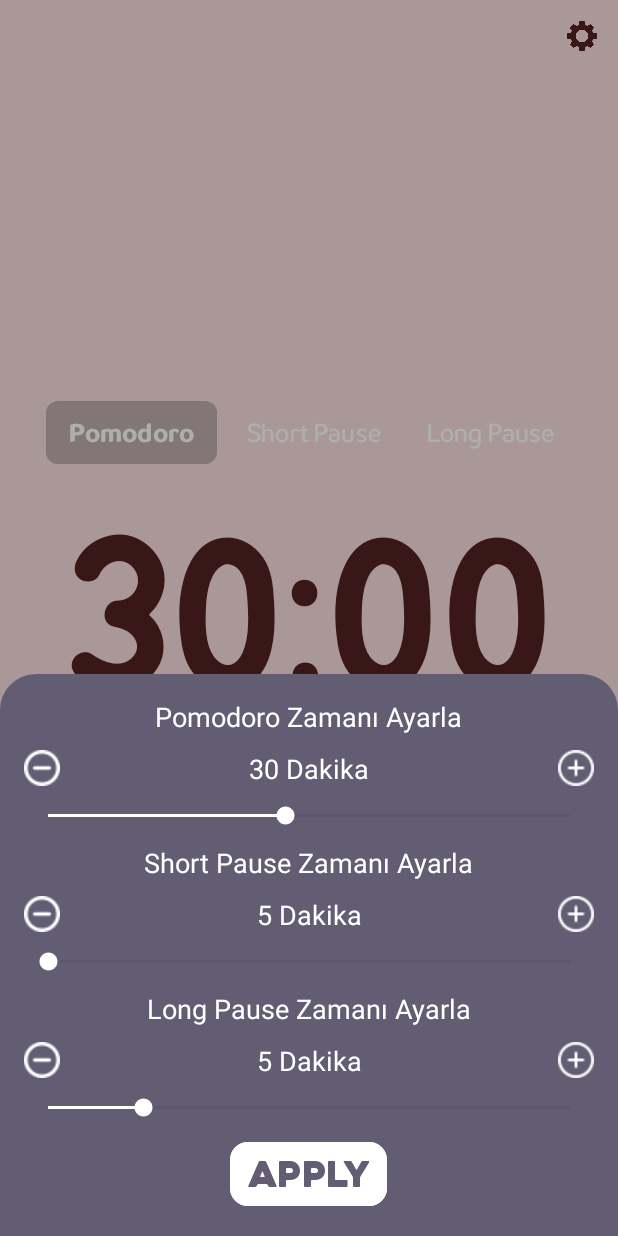
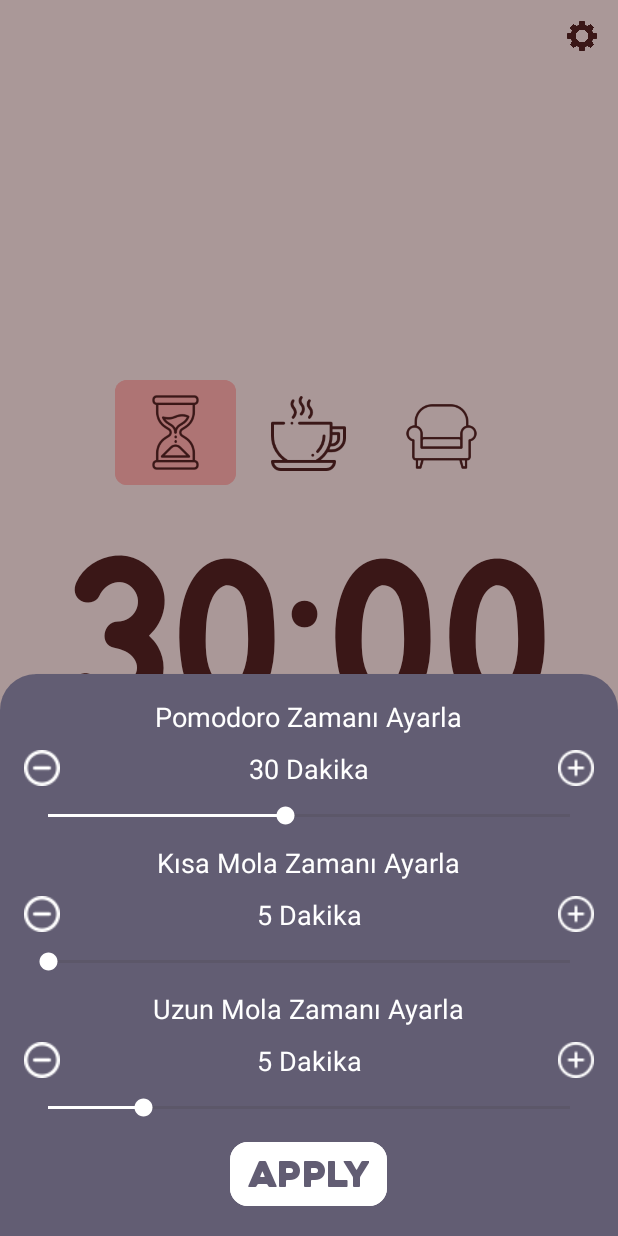
Before and after one commit to mlhakyz/pomodoro, an Android app: the screen it shows after launch (MainActivity), after a tap on an icon or button, on a phone screen of 412 x 824 dp. Run offline under Robolectric (Android 15) with nearby library versions, the light colour scheme and no system bars.

Commit message:
Icons have been added to the Pomodoro, Short, and Long buttons.

```diff
--- a/app/src/main/java/com/mlhakyz/pomodoro/MainActivity.kt
+++ b/app/src/main/java/com/mlhakyz/pomodoro/MainActivity.kt
@@ -132,7 +132,6 @@ private fun setTimerProperties(btn: View, timeText: String, restartControl: Stri
 
     timer?.cancel()
     timeLeftInMillis = 0
-        btn.setBackgroundColor(resources.getColor(Colors.buttonShadowColor))
 
     binding.timeText.text = timeText
     this.restartControl = restartControl
@@ -145,22 +144,28 @@ private fun setTimerProperties(btn: View, timeText: String, restartControl: Stri
     binding.startPauseBtn.iconTint = ColorStateList.valueOf(ContextCompat.getColor(this, startBtnIconColor))
     binding.refreshBtn.backgroundTintList = ColorStateList.valueOf(ContextCompat.getColor(this, refreshBtnColor))
     binding.refreshBtn.iconTint = ColorStateList.valueOf(ContextCompat.getColor(this, refreshBtnIconColor))
-
+    binding.pomodoroBtn.iconTint = ColorStateList.valueOf(ContextCompat.getColor(this,timeTextColor))
+    binding.shortPauseBtn.iconTint = ColorStateList.valueOf(ContextCompat.getColor(this,timeTextColor))
+    binding.longPauseBtn.iconTint = ColorStateList.valueOf(ContextCompat.getColor(this,timeTextColor))
     val selectedButton = when (btn) {
         binding.pomodoroBtn -> {
+            println("burası çalıştı")
             binding.pomodoroBtn.typeface = lftBoldFont
+            binding.pomodoroBtn.setBackgroundColor(getColor(Colors.pomodoroStartButtonColor))
             binding.shortPauseBtn.setBackgroundColor(getColor(Colors.pomodoroColor))
             binding.longPauseBtn.setBackgroundColor(getColor(Colors.pomodoroColor))
             lftMediumFont to listOf(binding.shortPauseBtn, binding.longPauseBtn)
         }
         binding.shortPauseBtn -> {
             binding.shortPauseBtn.typeface = lftBoldFont
+            binding.shortPauseBtn.setBackgroundColor(getColor(Colors.shortStartButtonColor))
             binding.pomodoroBtn.setBackgroundColor(getColor(Colors.shortPauseColor))
             binding.longPauseBtn.setBackgroundColor(getColor(Colors.shortPauseColor))
             lftMediumFont to listOf(binding.pomodoroBtn, binding.longPauseBtn)
         }
         else -> {
             binding.longPauseBtn.typeface = lftBoldFont
+            binding.longPauseBtn.setBackgroundColor(getColor(Colors.longStartButtonColor))
             binding.pomodoroBtn.setBackgroundColor(getColor(Colors.longPauseColor))
             binding.shortPauseBtn.setBackgroundColor(getColor(Colors.longPauseColor))
             lftMediumFont to listOf(binding.pomodoroBtn, binding.shortPauseBtn)
--- a/app/src/main/res/layout/activity_main.xml
+++ b/app/src/main/res/layout/activity_main.xml
@@ -53,17 +53,16 @@
 
             <com.google.android.material.button.MaterialButton
                 android:id="@+id/pomodoroBtn"
-                style="?attr/materialIconButtonFilledTonalStyle"
+                style="?attr/materialIconButtonOutlinedStyle"
                 android:layout_width="wrap_content"
                 android:layout_height="wrap_content"
-                android:backgroundTint="@color/golge"
-                android:fontFamily="@font/ltfbold"
+                android:backgroundTint="@color/pomodoroStartButtonColor"
+                app:icon="@drawable/timer"
+                app:iconTint="@color/pomodoroTimeTextColor"
+                app:iconSize="50dp"
                 android:onClick="pomodoroOnClick"
                 android:paddingLeft="15dp"
                 android:paddingRight="15dp"
-                android:text="Pomodoro"
-                android:textColor="@color/white"
-                android:textSize="17sp"
                 app:shapeAppearance="@style/ShapeAppearance.Material3.Corner.Small"
                 app:strokeWidth="0dp"
                 tools:layout_editor_absoluteX="11dp"
@@ -71,16 +70,16 @@
 
             <com.google.android.material.button.MaterialButton
                 android:id="@+id/shortPauseBtn"
-                style="?attr/materialButtonOutlinedStyle"
+                style="?attr/materialIconButtonOutlinedStyle"
                 android:layout_width="wrap_content"
                 android:layout_height="wrap_content"
                 android:fontFamily="@font/ltfmedium"
                 android:onClick="shortPauseOnClick"
                 android:paddingLeft="15dp"
                 android:paddingRight="15dp"
-                android:text="Short Pause"
-                android:textColor="@color/white"
-                android:textSize="17sp"
+                app:icon="@drawable/coffeecup128"
+                app:iconSize="50dp"
+                app:iconTint="@color/pomodoroTimeTextColor"
                 app:shapeAppearance="@style/ShapeAppearance.Material3.Corner.Small"
                 app:strokeWidth="0dp"
                 tools:layout_editor_absoluteX="126dp"
@@ -88,16 +87,16 @@
 
             <com.google.android.material.button.MaterialButton
                 android:id="@+id/longPauseBtn"
-                style="?attr/materialButtonOutlinedStyle"
+                style="?attr/materialIconButtonOutlinedStyle"
                 android:layout_width="wrap_content"
                 android:layout_height="wrap_content"
                 android:fontFamily="@font/ltfmedium"
                 android:onClick="longPauseOnClick"
                 android:paddingLeft="15dp"
                 android:paddingRight="15dp"
-                android:text="Long Pause"
-                android:textColor="@color/white"
-                android:textSize="17sp"
+                app:icon="@drawable/armchair"
+                app:iconTint="@color/pomodoroTimeTextColor"
+                app:iconSize="50dp"
                 app:shapeAppearance="@style/ShapeAppearance.Material3.Corner.Small"
                 app:strokeWidth="0dp"
                 tools:layout_editor_absoluteX="249dp"
--- a/app/src/main/res/layout/fragment_bottom_sheet.xml
+++ b/app/src/main/res/layout/fragment_bottom_sheet.xml
@@ -76,7 +76,7 @@
         android:textColor="@color/white"
         android:layout_width="wrap_content"
         android:layout_height="wrap_content"
-        android:text="Short Pause Zamanı Ayarla"
+        android:text="Kısa Mola Zamanı Ayarla"
         android:textSize="18sp"
         android:layout_marginBottom="10dp"/>
 
@@ -138,7 +138,7 @@
         android:textColor="@color/white"
         android:layout_width="wrap_content"
         android:layout_height="wrap_content"
-        android:text="Long Pause Zamanı Ayarla"
+        android:text="Uzun Mola Zamanı Ayarla"
         android:textSize="18sp"
         android:layout_marginBottom="10dp"/>
 
--- a/app/src/main/res/values/strings.xml
+++ b/app/src/main/res/values/strings.xml
@@ -1,3 +1,7 @@
 <resources>
     <string name="app_name">pomodoro</string>
+    <string name="app_name">pomodoro</string>
+    <string name="app_name">pomodoro</string>
+    <string name="app_name">pomodoro</string>
+    <string name="app_name">pomodoro</string>
 </resources>
```
Also changed, not shown: app/src/main/res/drawable/armchair.png (added), app/src/main/res/drawable/coffeecup.png (added), app/src/main/res/drawable/coffeecup128.png (added), app/src/main/res/drawable/hourglass.png (added), app/src/main/res/drawable/lyingdown.png (added), app/src/main/res/drawable/park.png (added), app/src/main/res/drawable/timer.png (added), app/src/main/res/drawable/worktable.png (added). Lines whose indentation alone changed are shown as unchanged.
